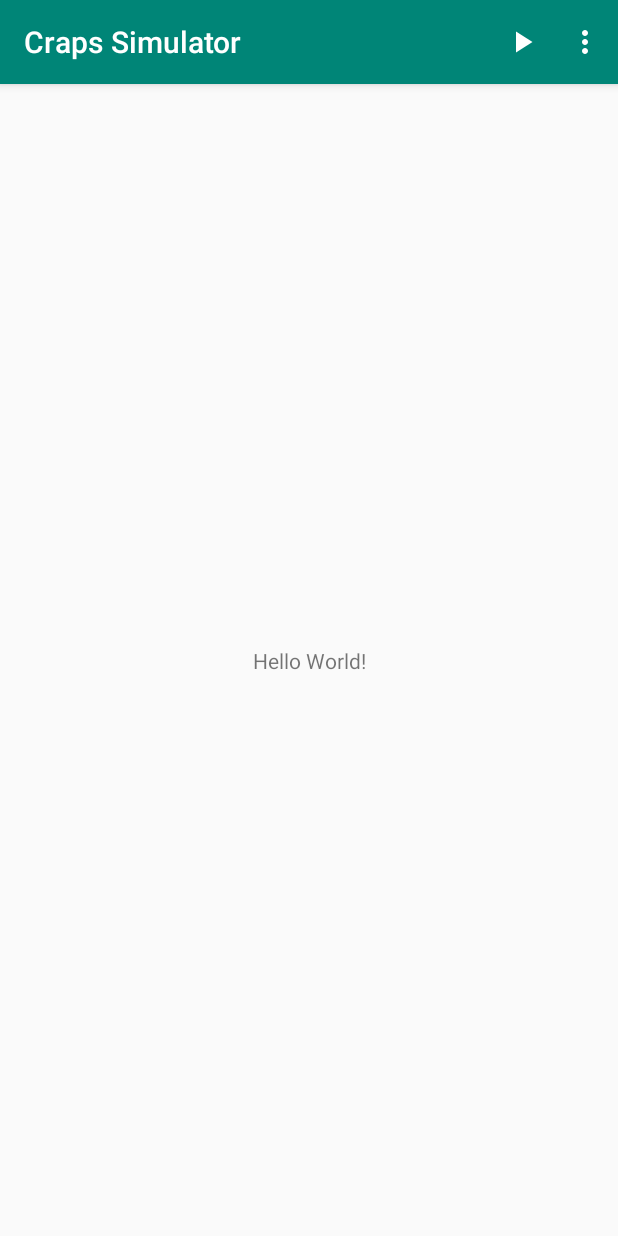
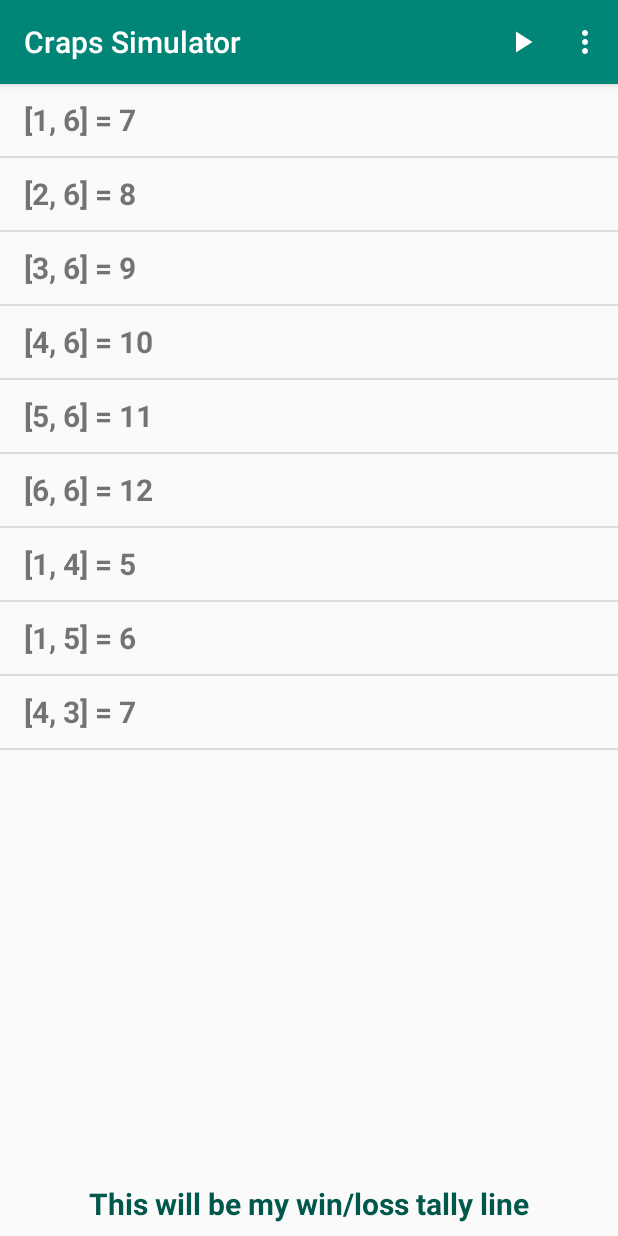
Before and after one commit to Quentin-D-NM/craps-simulator, an Android app: the screen it shows after launch (MainActivity), on a phone screen of 412 x 824 dp. Run offline under Robolectric (Android 15) with nearby library versions, the phone set to English and light mode, and no system bars.

Commit message:
Added ListView and tally TextView with dummy data.

```diff
--- a/app/build.gradle
+++ b/app/build.gradle
@@ -20,9 +20,9 @@ android {
 
 dependencies {
     implementation fileTree(dir: 'libs', include: ['*.jar'])
-    implementation 'androidx.appcompat:appcompat:1.0.0-beta01'
-    implementation 'androidx.constraintlayout:constraintlayout:1.1.2'
+    implementation 'androidx.appcompat:appcompat:1.1.0'
+    implementation 'androidx.constraintlayout:constraintlayout:1.1.3'
     testImplementation 'junit:junit:4.12'
-    androidTestImplementation 'androidx.test:runner:1.1.0-alpha4'
-    androidTestImplementation 'androidx.test.espresso:espresso-core:3.1.0-alpha4'
+    androidTestImplementation 'androidx.test:runner:1.2.0'
+    androidTestImplementation 'androidx.test.espresso:espresso-core:3.2.0'
 }
--- a/app/src/main/java/com/example/crapssimulator/MainActivity.java
+++ b/app/src/main/java/com/example/crapssimulator/MainActivity.java
@@ -2,6 +2,9 @@ package com.example.crapssimulator;
 
 import android.view.Menu;
 import android.view.MenuItem;
+import android.widget.ArrayAdapter;
+import android.widget.ListView;
+import android.widget.TextView;
 import android.widget.Toast;
 import androidx.appcompat.app.AppCompatActivity;
 import android.os.Bundle;
@@ -12,6 +15,12 @@ public class MainActivity extends AppCompatActivity {
   protected void onCreate(Bundle savedInstanceState) {
     super.onCreate(savedInstanceState);
     setContentView(R.layout.activity_main);
+    TextView tally = findViewById(R.id.tally);
+    tally.setText("This will be my win/loss tally line");
+    ListView rolls = findViewById(R.id.rolls);
+    ArrayAdapter<String> adapter = new ArrayAdapter<>(this, R.layout.single_roll,
+        getResources().getStringArray(R.array.dummy_rolls));
+    rolls.setAdapter(adapter);
   }
 
   @Override
--- a/app/src/main/res/layout/activity_main.xml
+++ b/app/src/main/res/layout/activity_main.xml
@@ -7,13 +7,22 @@
   android:layout_height="match_parent"
   tools:context=".MainActivity">
 
+  <ListView
+    android:id="@+id/rolls"
+    android:layout_width="0dp"
+    android:layout_height="0dp"
+    app:layout_constraintTop_toTopOf="parent"
+    app:layout_constraintStart_toStartOf="parent"
+    app:layout_constraintEnd_toEndOf="parent"
+    app:layout_constraintBottom_toTopOf="@id/tally"/>
+
   <TextView
+    android:id="@+id/tally"
     android:layout_width="wrap_content"
     android:layout_height="wrap_content"
-    android:text="Hello World!"
+    style="@style/Tally"
     app:layout_constraintBottom_toBottomOf="parent"
-    app:layout_constraintLeft_toLeftOf="parent"
-    app:layout_constraintRight_toRightOf="parent"
-    app:layout_constraintTop_toTopOf="parent"/>
+    app:layout_constraintEnd_toEndOf="parent"
+    app:layout_constraintStart_toStartOf="parent"/>
 
 </androidx.constraintlayout.widget.ConstraintLayout>
--- /dev/null
+++ b/app/src/main/res/layout/single_roll.xml
@@ -0,0 +1,11 @@
+<?xml version="1.0" encoding="utf-8"?>
+<TextView xmlns:android="http://schemas.android.com/apk/res/android"
+  android:id="@android:id/text1"
+  android:layout_width="match_parent"
+  android:layout_height="wrap_content"
+  android:textSize="20sp"
+  android:textStyle="bold"
+  android:gravity="center_vertical"
+  android:paddingStart="?android:attr/listPreferredItemPaddingStart"
+  android:paddingEnd="?android:attr/listPreferredItemPaddingEnd"
+  android:minHeight="?android:attr/listPreferredItemHeightSmall" />
--- a/app/src/main/res/values/strings.xml
+++ b/app/src/main/res/values/strings.xml
@@ -4,4 +4,15 @@
   <string name="reset">Reset</string>
   <string name="run_toast">The Run option was selected</string>
   <string name="reset_toast">The reset option was selected</string>
+  <string-array name="dummy_rolls">
+    <item>[1, 6] = 7</item>
+    <item>[2, 6] = 8</item>
+    <item>[3, 6] = 9</item>
+    <item>[4, 6] = 10</item>
+    <item>[5, 6] = 11</item>
+    <item>[6, 6] = 12</item>
+    <item>[1, 4] = 5</item>
+    <item>[1, 5] = 6</item>
+    <item>[4, 3] = 7</item>
+  </string-array>
 </resources>
--- a/app/src/main/res/values/styles.xml
+++ b/app/src/main/res/values/styles.xml
@@ -8,4 +8,12 @@
     <item name="colorAccent">@color/colorAccent</item>
   </style>
 
+  <style name="Tally">
+
+    <item name="android:textColor">@color/colorPrimaryDark</item>
+    <item name="android:textSize">20sp</item>
+    <item name="android:textStyle">bold</item>
+    <item name="android:layout_margin">8dp</item>
+  </style>
+
 </resources>
```
Also changed, not shown: 1 other file.
